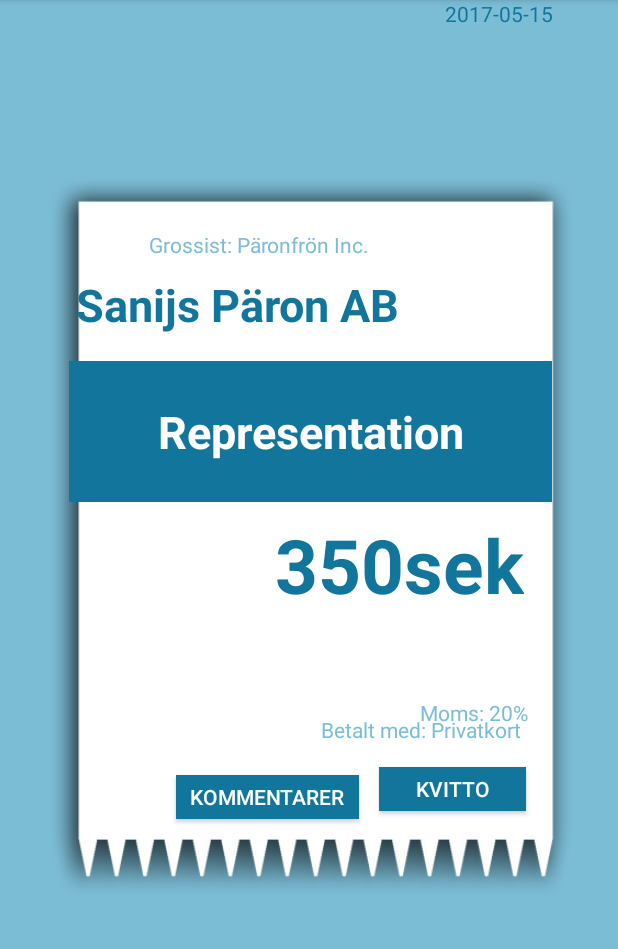
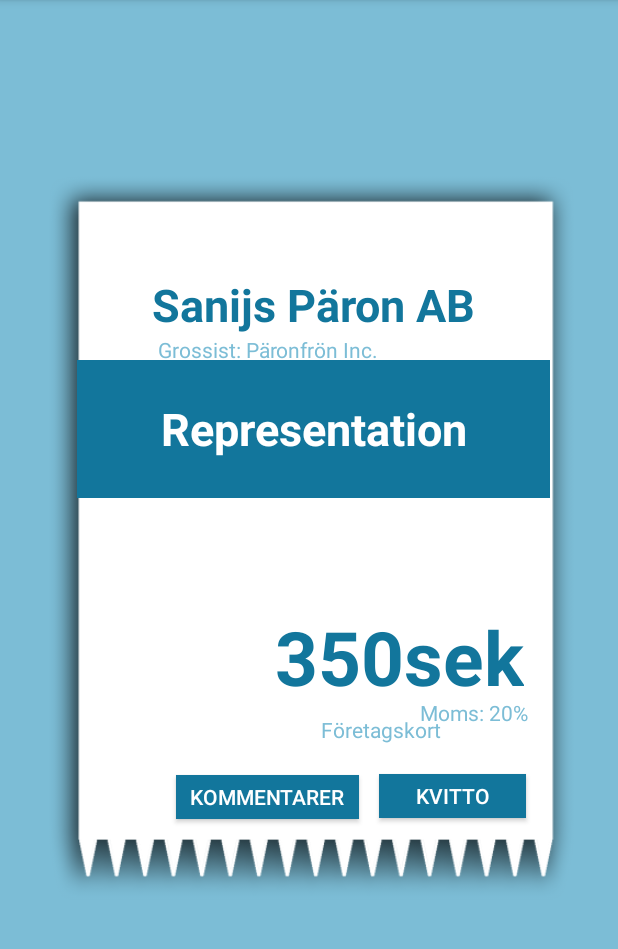
Before and after one commit to joakimthorell/KvittoSkanner, an Android app: the ArchiveReceiptActivity screen opened directly, with no data from a screen before it, on a phone screen of 412 x 824 dp, the part 84-1033 px from its top. Run offline under Robolectric (Android 15) with nearby library versions, the phone set to English and light mode, and no system bars; libraries missing offline, so code that uses them is left out: com.roughike.bottombar; 6 statements that could not run were skipped.

Commit message:
Fixed constraints, added views and started on receipt connecting logic.

```diff
--- a/foretagskvitton/app/src/main/AndroidManifest.xml
+++ b/foretagskvitton/app/src/main/AndroidManifest.xml
@@ -63,7 +63,9 @@
         <activity android:name=".activities.UserActivity" />
         <activity android:name=".activities.ArchiveActivity" />
         <activity android:name=".activities.CompanyListActivity" />
-        <activity android:name=".activities.ArchiveReceiptActivity"/>
+        <activity android:name=".activities.ArchiveReceiptActivity" />
+        <activity android:name=".activities.ArchiveReceiptComments" />
+        <activity android:name=".activities.ArchiveReceiptPicture"></activity>
     </application>
 
 </manifest>
--- a/foretagskvitton/app/src/main/java/corp/skaj/foretagskvitton/activities/ArchiveReceiptActivity.java
+++ b/foretagskvitton/app/src/main/java/corp/skaj/foretagskvitton/activities/ArchiveReceiptActivity.java
@@ -1,15 +1,72 @@
 package corp.skaj.foretagskvitton.activities;
 
+import android.content.Context;
+import android.content.Intent;
 import android.support.v7.app.AppCompatActivity;
 import android.os.Bundle;
+import android.view.View;
+import android.widget.TextView;
+
+import java.text.SimpleDateFormat;
 
 import corp.skaj.foretagskvitton.R;
+import corp.skaj.foretagskvitton.controllers.ArchiveController;
+import corp.skaj.foretagskvitton.model.Purchase;
+import corp.skaj.foretagskvitton.model.User;
 
-public class ArchiveReceiptActivity extends AppCompatActivity {
+public class ArchiveReceiptActivity<T> extends AbstractActivity {
+    private Purchase mPur = new Purchase(null, null);
+    private Class<T> mNextActivityToStart;
+    public static final String COMMENT_ID = "COMMENT_ID";
+    public static final String PICTURE_ID = "PICTURE_ID";
 
     @Override
     protected void onCreate(Bundle savedInstanceState) {
         super.onCreate(savedInstanceState);
         setContentView(R.layout.activity_archive_receipt);
+
+        //Id is used for getting the correct purchase
+        Intent intent = getIntent();
+        String purId = intent.getStringExtra(ArchiveController.ITEM_ID);
+
+        User user = readUser();
+        TextView cost = (TextView) findViewById(R.id.cost);
+        TextView category = (TextView) findViewById(R.id.Category);
+        TextView moms = (TextView) findViewById(R.id.Moms);
+        TextView date = (TextView) findViewById(R.id.date);
+        TextView supplier = (TextView) findViewById(R.id.Supplier);
+        TextView payment_method = (TextView) findViewById(R.id.payment_method);
+        TextView company = (TextView) findViewById(R.id.company);
+
+        cost.setText(String.valueOf(mPur.getReceipt().getTotal()));
+        category.setText(mPur.getReceipt().getProducts().get(0).getName());
+        moms.setText(String.valueOf(mPur.getReceipt().getProducts().get(0).getTax()));
+
+        SimpleDateFormat dateRaw = new SimpleDateFormat("yyyy-MM-dd");
+        String receiptDate = dateRaw.format(mPur.getReceipt().getDate().getTime());
+
+        date.setText(receiptDate);
+        supplier.setText(mPur.getSupplier().getName());
+        payment_method.setText(purchaseType());
+        company.setText(user.getCompany(mPur).getName());
+    }
+
+    private String  purchaseType() {
+        if (mPur.getPurchaseType() == mPur.getPurchaseType().PRIVATE) {
+            return "Privatkort";
+        }
+        return "Företagskort";
+    }
+
+    public void onCommentClick (View view){
+        Intent intent = new Intent(this, mNextActivityToStart);
+        //intent.putExtra(COMMENT_ID, itemId);
+        startActivity(intent);
+    }
+
+    public void onReceiptClick(View view){
+        Intent intent = new Intent(this, mNextActivityToStart);
+        //intent.putExtra(PICTURE_ID, itemId);
+        startActivity(intent);
     }
 }
--- a/foretagskvitton/app/src/main/res/layout/activity_archive_receipt.xml
+++ b/foretagskvitton/app/src/main/res/layout/activity_archive_receipt.xml
@@ -20,12 +20,12 @@
 
     <TextView
         android:id="@+id/Category"
-        android:layout_width="322dp"
-        android:layout_height="94dp"
+        android:layout_width="315dp"
+        android:layout_height="92dp"
         android:layout_marginBottom="8dp"
         android:layout_marginEnd="20dp"
-        android:layout_marginLeft="20dp"
-        android:layout_marginRight="20dp"
+        android:layout_marginLeft="8dp"
+        android:layout_marginRight="8dp"
         android:layout_marginStart="20dp"
         android:layout_marginTop="8dp"
         android:background="@color/colorMenu"
@@ -35,11 +35,11 @@
         android:textSize="30sp"
         android:textStyle="bold"
         app:layout_constraintBottom_toBottomOf="@+id/imageView8"
-        app:layout_constraintLeft_toLeftOf="parent"
-        app:layout_constraintRight_toRightOf="parent"
+        app:layout_constraintLeft_toLeftOf="@+id/imageView8"
+        app:layout_constraintRight_toRightOf="@+id/imageView8"
         app:layout_constraintTop_toTopOf="parent"
-        app:layout_constraintVertical_bias="0.529"
-        app:layout_constraintHorizontal_bias="0.517" />
+        app:layout_constraintVertical_bias="0.525"
+        tools:layout_editor_absoluteX="53dp" />
 
     <TextView
         android:id="@+id/Company"
@@ -57,7 +57,10 @@
         app:layout_constraintBottom_toBottomOf="@+id/imageView8"
         app:layout_constraintTop_toTopOf="@+id/imageView8"
         app:layout_constraintVertical_bias="0.146"
-        tools:layout_editor_absoluteX="36dp" />
+        android:layout_marginRight="8dp"
+        app:layout_constraintRight_toRightOf="@+id/imageView8"
+        android:layout_marginLeft="8dp"
+        app:layout_constraintLeft_toLeftOf="@+id/imageView8" />
 
     <TextView
         android:id="@+id/date"
@@ -65,16 +68,17 @@
         android:layout_height="27dp"
         android:layout_marginLeft="8dp"
         android:layout_marginRight="8dp"
-        android:layout_marginTop="55dp"
         android:text="2017-05-15"
         android:textAlignment="viewEnd"
         android:textColor="@color/colorMenu"
-        app:layout_constraintHorizontal_bias="0.888"
+        app:layout_constraintHorizontal_bias="0.828"
         app:layout_constraintLeft_toLeftOf="parent"
         app:layout_constraintRight_toRightOf="parent"
-        app:layout_constraintTop_toTopOf="parent"
-        android:layout_marginStart="8dp"
-        android:layout_marginEnd="8dp" />
+        app:layout_constraintTop_toTopOf="@+id/imageView8"
+        android:layout_marginTop="8dp"
+        app:layout_constraintBottom_toBottomOf="@+id/imageView8"
+        android:layout_marginBottom="8dp"
+        app:layout_constraintVertical_bias="0.047" />
 
     <TextView
         android:id="@+id/Supplier"
@@ -85,13 +89,16 @@
         android:text="Grossist: Päronfrön Inc."
         android:textColor="@color/colorMenuItem"
         android:textSize="14sp"
-        app:layout_constraintHorizontal_bias="0.366"
+        app:layout_constraintHorizontal_bias="0.391"
         app:layout_constraintLeft_toLeftOf="parent"
         app:layout_constraintRight_toRightOf="parent"
         android:layout_marginStart="8dp"
         android:layout_marginEnd="8dp"
-        android:layout_marginBottom="68dp"
-        app:layout_constraintBottom_toTopOf="@+id/Category" />
+        android:layout_marginBottom="8dp"
+        app:layout_constraintBottom_toBottomOf="@+id/imageView8"
+        app:layout_constraintTop_toTopOf="@+id/imageView8"
+        android:layout_marginTop="8dp"
+        app:layout_constraintVertical_bias="0.228" />
 
     <TextView
         android:id="@+id/cost"
@@ -106,8 +113,11 @@
         android:textStyle="bold"
         app:layout_constraintBottom_toBottomOf="@+id/imageView8"
         app:layout_constraintRight_toRightOf="@+id/imageView8"
-        app:layout_constraintTop_toBottomOf="@+id/Category"
-        app:layout_constraintVertical_bias="0.0" />
+        app:layout_constraintVertical_bias="0.702"
+        android:layout_marginLeft="8dp"
+        app:layout_constraintLeft_toLeftOf="@+id/imageView8"
+        app:layout_constraintTop_toTopOf="@+id/imageView8"
+        app:layout_constraintHorizontal_bias="1.0" />
 
     <TextView
         android:id="@+id/Moms"
@@ -121,7 +131,10 @@
         app:layout_constraintBottom_toBottomOf="@+id/imageView8"
         app:layout_constraintHorizontal_bias="0.871"
         app:layout_constraintLeft_toLeftOf="@+id/imageView8"
-        app:layout_constraintRight_toRightOf="@+id/imageView8" />
+        app:layout_constraintRight_toRightOf="@+id/imageView8"
+        app:layout_constraintTop_toTopOf="@+id/imageView8"
+        android:layout_marginTop="8dp"
+        app:layout_constraintVertical_bias="1.0" />
 
     <TextView
         android:id="@+id/payment_method"
@@ -135,7 +148,10 @@
         app:layout_constraintLeft_toLeftOf="@+id/imageView8"
         app:layout_constraintBottom_toBottomOf="@+id/imageView8"
         android:layout_marginBottom="8dp"
-        app:layout_constraintVertical_bias="0.0" />
+        app:layout_constraintVertical_bias="0.0"
+        android:layout_marginRight="8dp"
+        app:layout_constraintRight_toRightOf="@+id/imageView8"
+        app:layout_constraintHorizontal_bias="0.0" />
 
     <Button
         android:id="@+id/view_receipt"
@@ -146,6 +162,7 @@
         android:layout_marginRight="8dp"
         android:layout_marginTop="8dp"
         android:background="@color/colorMenu"
+        android:onClick="onReceiptClick"
         android:scrollHorizontally="false"
         android:text="Kvitto"
         android:textColor="@color/common_google_signin_btn_text_dark_default"
@@ -153,8 +170,8 @@
         app:layout_constraintHorizontal_bias="0.093"
         app:layout_constraintLeft_toRightOf="@+id/view_comments"
         app:layout_constraintRight_toRightOf="@+id/imageView8"
-        app:layout_constraintTop_toBottomOf="@+id/Category"
-        app:layout_constraintVertical_bias="0.923" />
+        app:layout_constraintTop_toTopOf="@+id/imageView8"
+        app:layout_constraintVertical_bias="0.977" />
 
     <Button
         android:id="@+id/view_comments"
@@ -162,10 +179,17 @@
         android:layout_height="29dp"
         android:layout_marginBottom="54dp"
         android:layout_marginLeft="97dp"
+        android:layout_marginRight="8dp"
+        android:layout_marginTop="8dp"
         android:background="@color/colorMenu"
+        android:onClick="onCommentClick"
         android:text="Kommentarer"
         android:textColor="@color/common_google_signin_btn_text_dark_default"
         app:layout_constraintBottom_toBottomOf="@+id/imageView8"
-        app:layout_constraintLeft_toLeftOf="@+id/imageView8" />
+        app:layout_constraintHorizontal_bias="0.0"
+        app:layout_constraintLeft_toLeftOf="@+id/imageView8"
+        app:layout_constraintRight_toRightOf="@+id/imageView8"
+        app:layout_constraintTop_toTopOf="@+id/imageView8"
+        app:layout_constraintVertical_bias="1.0" />
 
 </android.support.constraint.ConstraintLayout>
```
Also changed, not shown: foretagskvitton/app/src/main/java/corp/skaj/foretagskvitton/activities/ArchiveReceiptComments.java (added, +42 -0 lines), foretagskvitton/app/src/main/java/corp/skaj/foretagskvitton/activities/ArchiveReceiptPicture.java (added, +21 -0 lines), foretagskvitton/app/src/main/res/layout/activity_archive_comments.xml (added, +29 -0 lines), foretagskvitton/app/src/main/res/layout/activity_archive_receipt_picture.xml (added, +10 -0 lines), foretagskvitton/app/src/main/res/lead-pencil-2.png (added).
